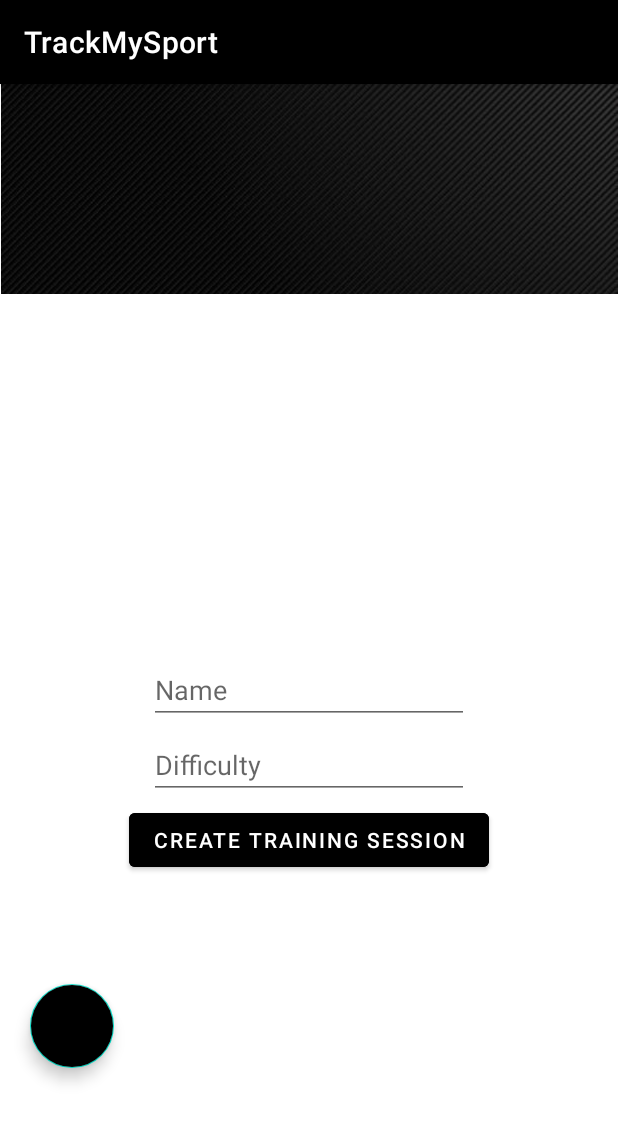
After one commit to AlexSalvador123/CM_Project, an Android app: the fragment CreateTrainingSessionFragment placed in its activity, on a phone screen of 412 x 824 dp. The commit adds this screen. Shown: the top 1122 px of the screen. Run offline under Robolectric (Android 15) with nearby library versions, the phone set to English and light mode, and no system bars.

Commit message:
TrainingSessions page updated

```diff
--- /dev/null
+++ b/TrackMySport/app/src/main/java/com/example/trackmysport/CreateTrainingSessionFragment.java
@@ -0,0 +1,64 @@
+package com.example.trackmysport;
+
+import android.os.Bundle;
+
+import androidx.fragment.app.Fragment;
+
+import android.view.LayoutInflater;
+import android.view.View;
+import android.view.ViewGroup;
+
+/**
+ * A simple {@link Fragment} subclass.
+ * Use the {@link CreateTrainingSessionFragment#newInstance} factory method to
+ * create an instance of this fragment.
+ */
+public class CreateTrainingSessionFragment extends Fragment {
+
+    // TODO: Rename parameter arguments, choose names that match
+    // the fragment initialization parameters, e.g. ARG_ITEM_NUMBER
+    private static final String ARG_PARAM1 = "param1";
+    private static final String ARG_PARAM2 = "param2";
+
+    // TODO: Rename and change types of parameters
+    private String mParam1;
+    private String mParam2;
+
+    public CreateTrainingSessionFragment() {
+        // Required empty public constructor
+    }
+
+    /**
+     * Use this factory method to create a new instance of
+     * this fragment using the provided parameters.
+     *
+     * @param param1 Parameter 1.
+     * @param param2 Parameter 2.
+     * @return A new instance of fragment CreateTrainingSessionFragment.
+     */
+    // TODO: Rename and change types and number of parameters
+    public static CreateTrainingSessionFragment newInstance(String param1, String param2) {
+        CreateTrainingSessionFragment fragment = new CreateTrainingSessionFragment();
+        Bundle args = new Bundle();
+        args.putString(ARG_PARAM1, param1);
+        args.putString(ARG_PARAM2, param2);
+        fragment.setArguments(args);
+        return fragment;
+    }
+
+    @Override
+    public void onCreate(Bundle savedInstanceState) {
+        super.onCreate(savedInstanceState);
+        if (getArguments() != null) {
+            mParam1 = getArguments().getString(ARG_PARAM1);
+            mParam2 = getArguments().getString(ARG_PARAM2);
+        }
+    }
+
+    @Override
+    public View onCreateView(LayoutInflater inflater, ViewGroup container,
+                             Bundle savedInstanceState) {
+        // Inflate the layout for this fragment
+        return inflater.inflate(R.layout.fragment_create_training_session, container, false);
+    }
+}
--- /dev/null
+++ b/TrackMySport/app/src/main/java/com/example/trackmysport/ManageTrainingSessionsFragment.java
@@ -0,0 +1,64 @@
+package com.example.trackmysport;
+
+import android.os.Bundle;
+
+import androidx.fragment.app.Fragment;
+
+import android.view.LayoutInflater;
+import android.view.View;
+import android.view.ViewGroup;
+
+/**
+ * A simple {@link Fragment} subclass.
+ * Use the {@link ManageTrainingSessionsFragment#newInstance} factory method to
+ * create an instance of this fragment.
+ */
+public class ManageTrainingSessionsFragment extends Fragment {
+
+    // TODO: Rename parameter arguments, choose names that match
+    // the fragment initialization parameters, e.g. ARG_ITEM_NUMBER
+    private static final String ARG_PARAM1 = "param1";
+    private static final String ARG_PARAM2 = "param2";
+
+    // TODO: Rename and change types of parameters
+    private String mParam1;
+    private String mParam2;
+
+    public ManageTrainingSessionsFragment() {
+        // Required empty public constructor
+    }
+
+    /**
+     * Use this factory method to create a new instance of
+     * this fragment using the provided parameters.
+     *
+     * @param param1 Parameter 1.
+     * @param param2 Parameter 2.
+     * @return A new instance of fragment ManageTrainingSessionsFragment.
+     */
+    // TODO: Rename and change types and number of parameters
+    public static ManageTrainingSessionsFragment newInstance(String param1, String param2) {
+        ManageTrainingSessionsFragment fragment = new ManageTrainingSessionsFragment();
+        Bundle args = new Bundle();
+        args.putString(ARG_PARAM1, param1);
+        args.putString(ARG_PARAM2, param2);
+        fragment.setArguments(args);
+        return fragment;
+    }
+
+    @Override
+    public void onCreate(Bundle savedInstanceState) {
+        super.onCreate(savedInstanceState);
+        if (getArguments() != null) {
+            mParam1 = getArguments().getString(ARG_PARAM1);
+            mParam2 = getArguments().getString(ARG_PARAM2);
+        }
+    }
+
+    @Override
+    public View onCreateView(LayoutInflater inflater, ViewGroup container,
+                             Bundle savedInstanceState) {
+        // Inflate the layout for this fragment
+        return inflater.inflate(R.layout.fragment_manage_training_sessions, container, false);
+    }
+}
--- a/TrackMySport/app/src/main/java/com/example/trackmysport/TrainingSession.java
+++ b/TrackMySport/app/src/main/java/com/example/trackmysport/TrainingSession.java
@@ -1,15 +1,54 @@
 package com.example.trackmysport;
 
 import androidx.appcompat.app.AppCompatActivity;
+import androidx.fragment.app.Fragment;
+import androidx.fragment.app.FragmentManager;
+import androidx.fragment.app.FragmentTransaction;
 
 import android.os.Bundle;
+import android.view.View;
+import android.widget.Button;
+
+import com.google.android.material.floatingactionbutton.FloatingActionButton;
 
 public class TrainingSession extends AppCompatActivity {
+
+    FloatingActionButton fragmentCreate;
+    boolean frag= true;
 
     @Override
     protected void onCreate(Bundle savedInstanceState) {
         super.onCreate(savedInstanceState);
         setContentView(R.layout.activity_training_session);
+
+        fragmentCreate = findViewById(R.id.floatingActionButton_sessions);
+
+        replace_sessions_fragment(new ManageTrainingSessionsFragment());
+        fragmentCreate.setOnClickListener(new View.OnClickListener() {
+              @Override
+              public void onClick(View view) {
+                  if (frag==true) {
+                      replace_sessions_fragment(new CreateTrainingSessionFragment());
+                      frag=false;
+                  }else{
+                      replace_sessions_fragment(new ManageTrainingSessionsFragment());
+                      frag=true;
+                  }
+              }
+            }
+        );
+    }
+
+    public void replace_sessions_fragment(Fragment fragment) {
+        FragmentManager fragmentManager = getSupportFragmentManager();
+        FragmentTransaction fragmentTransaction = fragmentManager.beginTransaction();
+        fragmentTransaction.replace(R.id.fragment_container_sessions, fragment);
+        fragmentTransaction.commit();
+    }
+
+    public void create_training_session(View view){
+        frag=true;
+        replace_sessions_fragment(new ManageTrainingSessionsFragment());
     }
 
 }
--- a/TrackMySport/app/src/main/res/layout/activity_training_session.xml
+++ b/TrackMySport/app/src/main/res/layout/activity_training_session.xml
@@ -6,31 +6,51 @@
     android:layout_height="match_parent"
     tools:context=".TrainingSession">
 
-    <Button
-        android:id="@+id/new_session"
+    <com.google.android.material.floatingactionbutton.FloatingActionButton
+        android:id="@+id/floatingActionButton_sessions"
         android:layout_width="wrap_content"
         android:layout_height="wrap_content"
-        android:layout_marginStart="50dp"
-        android:layout_marginTop="200dp"
-        android:layout_marginEnd="50dp"
-        android:layout_marginBottom="100dp"
-        android:text="New Training Session"
-        app:layout_constraintBottom_toTopOf="@+id/current_sessions"
+        android:backgroundTint="@color/black"
+        android:clickable="true"
+        app:srcCompat="@android:drawable/ic_menu_add"
+        android:layout_alignParentStart="true"
+        android:layout_alignParentBottom="true"
+        android:layout_marginStart="20dp"
+        android:layout_marginTop="600dp"
+        app:layout_constraintStart_toStartOf="parent"
+        app:layout_constraintTop_toTopOf="parent"/>
+
+    <ImageView
+        android:id="@+id/imageView"
+        android:layout_width="411dp"
+        android:layout_height="140dp"
+        android:scaleType="centerCrop"
+        android:src="@drawable/img"
+        app:layout_constraintBaseline_toBottomOf="parent"
         app:layout_constraintEnd_toEndOf="parent"
+        app:layout_constraintHeight_percent=".1"
         app:layout_constraintStart_toStartOf="parent"
         app:layout_constraintTop_toTopOf="parent" />
 
-    <Button
-        android:id="@+id/current_sessions"
-        android:layout_width="wrap_content"
-        android:layout_height="wrap_content"
-        android:layout_marginStart="50dp"
-        android:layout_marginTop="100dp"
-        android:layout_marginEnd="50dp"
-        android:layout_marginBottom="300dp"
-        android:text="Current Sessions"
+
+
+    <FrameLayout
+        android:id="@+id/fragment_container_sessions"
+        android:layout_width="388dp"
+        android:layout_height="566dp"
+        android:layout_centerHorizontal="true"
+        android:layout_marginStart="10dp"
+        android:layout_marginTop="10dp"
+        android:layout_marginEnd="10dp"
+        android:layout_marginBottom="10dp"
         app:layout_constraintBottom_toBottomOf="parent"
         app:layout_constraintEnd_toEndOf="parent"
         app:layout_constraintStart_toStartOf="parent"
-        app:layout_constraintTop_toBottomOf="@+id/new_session" />
+        app:layout_constraintTop_toBottomOf="@+id/imageView"
+        tools:ignore="MissingConstraints" >
+
+
+    </FrameLayout>
+
+
 </androidx.constraintlayout.widget.ConstraintLayout>
--- /dev/null
+++ b/TrackMySport/app/src/main/res/layout/fragment_create_training_session.xml
@@ -0,0 +1,42 @@
+<?xml version="1.0" encoding="utf-8"?>
+<FrameLayout xmlns:android="http://schemas.android.com/apk/res/android"
+    xmlns:tools="http://schemas.android.com/tools"
+    android:layout_width="match_parent"
+    android:layout_height="match_parent"
+    tools:context=".CreateTrainingSessionFragment">
+
+
+    <EditText
+        android:id="@+id/name_session"
+        android:layout_width="wrap_content"
+        android:layout_height="wrap_content"
+        android:layout_marginTop="50dp"
+        android:layout_marginBottom="100dp"
+        android:ems="10"
+        android:hint="Name"
+        android:layout_gravity="center"
+        />
+
+    <EditText
+        android:id="@+id/session_difficulty"
+        android:layout_width="wrap_content"
+        android:layout_height="wrap_content"
+        android:layout_alignParentStart="true"
+        android:layout_marginTop="100dp"
+        android:layout_marginBottom="100dp"
+        android:ems="10"
+        android:hint="Difficulty"
+        android:layout_gravity="center"
+        />
+
+    <Button
+        android:id="@+id/create_session_button"
+        android:layout_width="wrap_content"
+        android:layout_height="wrap_content"
+        android:layout_marginTop="150dp"
+        android:layout_marginBottom="100dp"
+        android:backgroundTint="#000000"
+        android:onClick="create_training_session"
+        android:layout_gravity="center"
+        android:text="Create Training Session" />
+</FrameLayout>
```
Also changed, not shown: TrackMySport/app/src/main/res/layout/fragment_manage_training_sessions.xml (added, +19 -0 lines).
